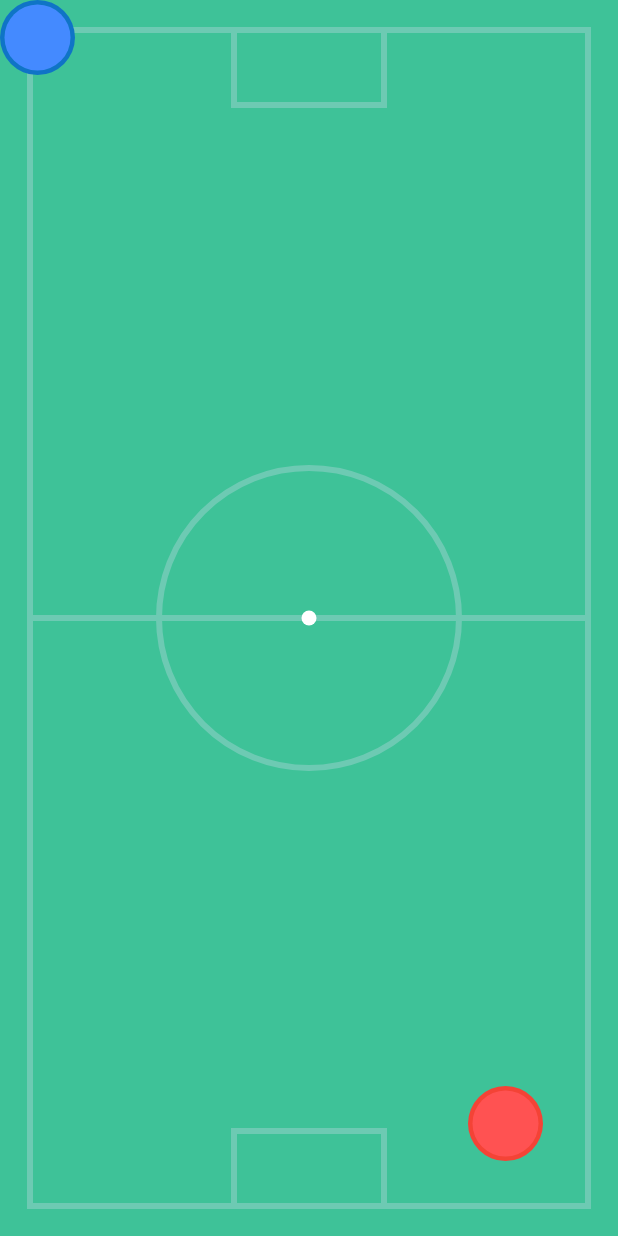
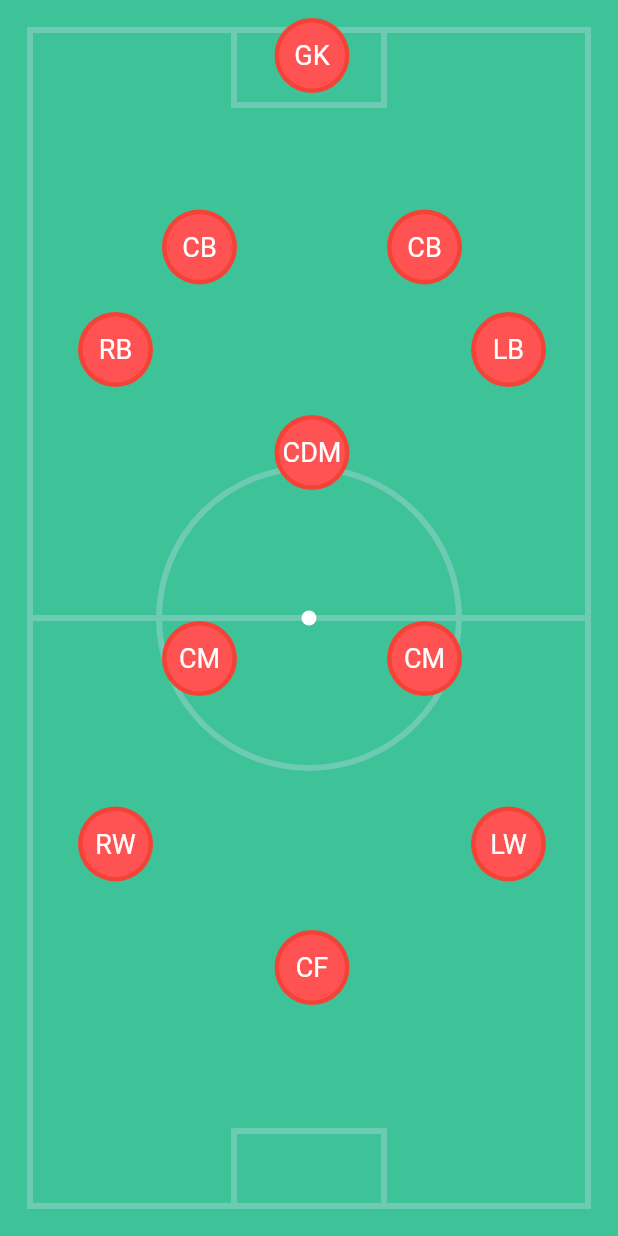
Before and after one commit to donald-88/haptics_app, a Flutter app: the screen it shows after launch, on a phone screen of 412 x 824 dp. Run offline on Flutter 3.47's test engine with Material 2 defaults, Android fonts, the phone set to English and light mode, and no system bars; drawn by our look-alikes of avatar_glow.

Commit message:
display positions

```diff
--- a/lib/components/player.dart
+++ b/lib/components/player.dart
@@ -4,12 +4,14 @@ import 'package:avatar_glow/avatar_glow.dart';
 import 'package:flutter/material.dart';
 
 class Player extends StatefulWidget {
+  final String position;
   final Color color;
   final Color borderColor;
   double initLeft;
   double initTop;
   Player(
-      {required this.color,
+      {required this.position,
+      required this.color,
       required this.borderColor,
       required this.initLeft,
       required this.initTop});
@@ -23,16 +25,16 @@ class _PlayerState extends State<Player> {
   @override
   Widget build(BuildContext context) {
     return Positioned(
-      height: 50,
-      width: 50,
-      top: widget.initTop,
-      left: widget.initLeft,
+      top: widget.initTop - 33,
+      left: widget.initLeft - 33,
       child: GestureDetector(
         onPanUpdate: (details) {
-          setState(() {
-            widget.initLeft = max(0, widget.initLeft + details.delta.dx);
-            widget.initTop = max(0, widget.initTop + details.delta.dy);
-          });
+          if (tapped == true) {
+            setState(() {
+              widget.initLeft = max(0, widget.initLeft + details.delta.dx);
+              widget.initTop = max(0, widget.initTop + details.delta.dy);
+            });
+          }
         },
         onTap: () {
           setState(() {
@@ -59,6 +61,14 @@ class _PlayerState extends State<Player> {
                 decoration: BoxDecoration(
                     color: widget.borderColor,
                     borderRadius: const BorderRadius.all(Radius.circular(50))),
+                child: Center(
+                  child: DefaultTextStyle(
+                      style: const TextStyle(
+                        color: Colors.white,
+                        fontSize: 18,
+                      ),
+                      child: Text(widget.position)),
+                ),
               ),
             ),
           ),
--- a/lib/screens/pitch.dart
+++ b/lib/screens/pitch.dart
@@ -18,82 +18,128 @@ class _PitchSideState extends State<PitchSide> {
     print(width);
     print(height);
 
-    Player playerA = Player(
-      color: const Color.fromARGB(255, 15, 116, 198),
-      borderColor: Colors.blueAccent,
-      initLeft: 0,
-      initTop: 0,
+    Player gkA = Player(
+      position: "GK",
+      color: Colors.red,
+      borderColor: Colors.redAccent,
+      initLeft: (width * 0.5) - 25,
+      initTop: 10,
     );
 
-    Player playerA2 = Player(
-      color: const Color.fromARGB(255, 15, 116, 198),
-      borderColor: Colors.blueAccent,
-      initLeft: (width / 3),
-      initTop: 70,
+    Player cbA1 = Player(
+      position: "CB",
+      color: Colors.red,
+      borderColor: Colors.redAccent,
+      initLeft: (width * 0.5) + 50,
+      initTop: (height * 0.167),
     );
 
-    Player playerA3 = Player(
-      color: const Color.fromARGB(255, 15, 116, 198),
-      borderColor: Colors.blueAccent,
-      initLeft: (width / 2) + 20,
-      initTop: 70,
+    Player cbA2 = Player(
+      position: "CB",
+      color: Colors.red,
+      borderColor: Colors.redAccent,
+      initLeft: (width * 0.5) - 100,
+      initTop: (height * 0.167),
     );
 
-    Player playerA4 = Player(
-      color: const Color.fromARGB(255, 15, 116, 198),
-      borderColor: Colors.blueAccent,
-      initLeft: width - 100,
-      initTop: 70,
-    );
-
-    Player playerA5 = Player(
-      color: const Color.fromARGB(255, 15, 116, 198),
-      borderColor: Colors.blueAccent,
-      initLeft: width / 2,
-      initTop: 150,
-    );
-
-    Player playerA6 = Player(
-      color: const Color.fromARGB(255, 15, 116, 198),
-      borderColor: Colors.blueAccent,
-      initLeft: (width / 2) - 100,
-      initTop: 200,
-    );
-
-    Player playerA7 = Player(
-      color: const Color.fromARGB(255, 15, 116, 198),
-      borderColor: Colors.blueAccent,
-      initLeft: (width / 2) + 100,
-      initTop: 200,
-    );
-
-    Player playerA8 = Player(
-      color: const Color.fromARGB(255, 15, 116, 198),
-      borderColor: Colors.blueAccent,
-      initLeft: (width / 2) - 30,
-      initTop: 250,
-    );
-
-    Player playerA9 = Player(
-      color: const Color.fromARGB(255, 15, 116, 198),
-      borderColor: Colors.blueAccent,
-      initLeft: (width / 2) - 180,
-      initTop: 250,
-    );
-
-    Player playerA10 = Player(
-      color: const Color.fromARGB(255, 15, 116, 198),
-      borderColor: Colors.blueAccent,
-      initLeft: (width / 2) + 130,
-      initTop: 250,
-    );
-
-    Player playerB = Player(
+    Player lbA = Player(
+      position: "LB",
       color: Colors.red,
       borderColor: Colors.redAccent,
       initLeft: width - 100,
-      initTop: height - 100,
+      initTop: height * 0.25,
     );
+
+    Player rbA = Player(
+      position: "RB",
+      color: Colors.red,
+      borderColor: Colors.redAccent,
+      initLeft: 50,
+      initTop: height * 0.25,
+    );
+
+    Player cdmA = Player(
+      position: "CDM",
+      color: Colors.red,
+      borderColor: Colors.redAccent,
+      initLeft: (width * 0.5) - 25,
+      initTop: height / 3,
+    );
+
+    Player cmA1 = Player(
+      position: "CM",
+      color: Colors.red,
+      borderColor: Colors.redAccent,
+      initLeft: (width * 0.5) + 50,
+      initTop: height * 0.5,
+    );
+
+    Player cmA2 = Player(
+      position: "CM",
+      color: Colors.red,
+      borderColor: Colors.redAccent,
+      initLeft: (width * 0.5) - 100,
+      initTop: height * 0.5,
+    );
+
+    Player rwA = Player(
+      position: "RW",
+      color: Colors.red,
+      borderColor: Colors.redAccent,
+      initLeft: 50,
+      initTop: height * 0.65,
+    );
+
+    Player lwA = Player(
+      position: "LW",
+      color: Colors.red,
+      borderColor: Colors.redAccent,
+      initLeft: width - 100,
+      initTop: height * 0.65,
+    );
+
+    Player cfA = Player(
+      position: "CF",
+      color: Colors.red,
+      borderColor: Colors.redAccent,
+      initLeft: (width * 0.5) - 25,
+      initTop: height * 0.75,
+    );
+
+    // Player gkB = Player(
+    //   color: Colors.red,
+    //   borderColor: Colors.redAccent,
+    //   initLeft: (width * 0.5) - 25,
+    //   initTop: height - 60,
+    // );
+
+    // Player cbB1 = Player(
+    //   color: Colors.red,
+    //   borderColor: Colors.redAccent,
+    //   initLeft: (width * 0.5) + 50,
+    //   initTop: (height * 0.75),
+    // );
+
+    // Player cbB2 = Player(
+    //   color: Colors.red,
+    //   borderColor: Colors.redAccent,
+    //   initLeft: (width * 0.5) - 100,
+    //   initTop: (height * 0.75),
+    // );
+
+    // Player lbB = Player(
+    //   color: Colors.red,
+    //   borderColor: Colors.redAccent,
+    //   initLeft: width - 100,
+    //   initTop: (height * 0.65) + 50,
+    // );
+
+    // Player rbB = Player(
+    //   color: Colors.red,
+    //   borderColor: Colors.redAccent,
+    //   initLeft: 50,
+    //   initTop: (height * 0.65) + 50,
+    // );
 
     return SafeArea(
       child: Center(
@@ -105,8 +151,22 @@ class _PitchSideState extends State<PitchSide> {
               width: width,
               child: CustomPaint(painter: PitchPainter()),
             ),
-            playerA,
-            playerB
+            gkA,
+            cbA1,
+            cbA2,
+            lbA,
+            rbA,
+            cdmA,
+            cmA1,
+            cmA2,
+            lwA,
+            rwA,
+            cfA,
+            // cbB1,
+            // cbB2,
+            // rbB,
+            // lbB,
+            // gkB
           ],
         ),
       ),
```
